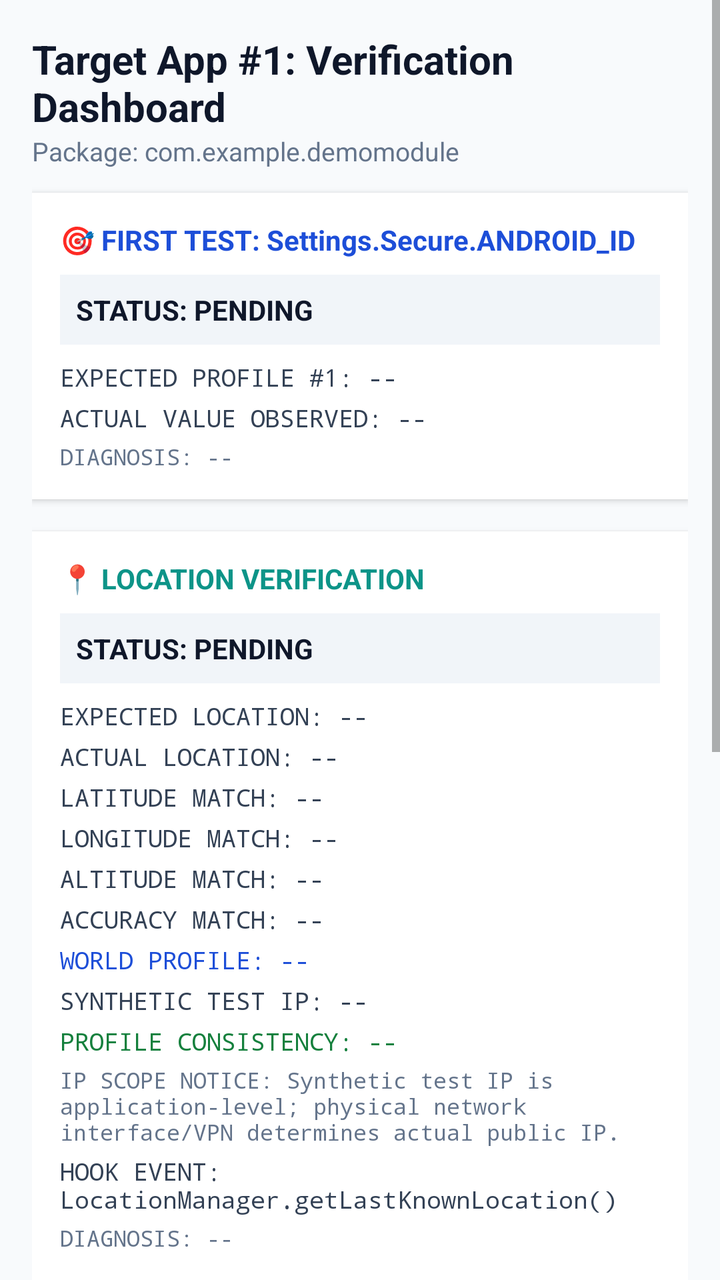
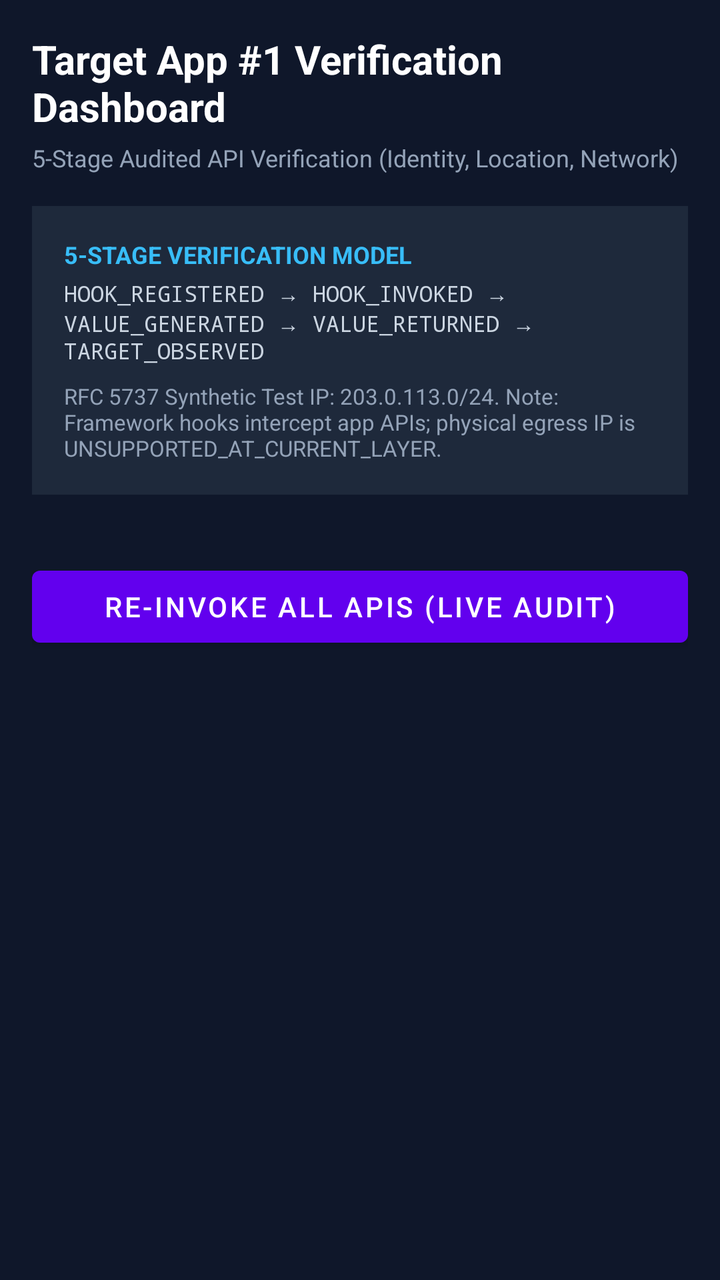

Screens rendered from an Android XML layout before and after an edit, with the pre-edit source and the edit as a unified diff.
<!-- AndroidManifest.xml: application theme Theme.DeviceIdRandomizationLab -->
<!-- res/layout/activity_target_demo.xml -->
<?xml version="1.0" encoding="utf-8"?>
<ScrollView xmlns:android="http://schemas.android.com/apk/res/android"
    android:layout_width="match_parent"
    android:layout_height="match_parent"
    android:fillViewport="true"
    android:background="#F8FAFC">

    <LinearLayout
        android:layout_width="match_parent"
        android:layout_height="wrap_content"
        android:orientation="vertical"
        android:padding="16dp">

        <TextView
            android:id="@+id/tvTargetTitle"
            android:layout_width="wrap_content"
            android:layout_height="wrap_content"
            android:text="Target App #1: Verification Dashboard"
            android:textSize="20sp"
            android:textStyle="bold"
            android:textColor="#0F172A" />

        <TextView
            android:id="@+id/tvTargetPkg"
            android:layout_width="wrap_content"
            android:layout_height="wrap_content"
            android:text="Package: com.example.demomodule"
            android:textSize="13sp"
            android:textColor="#64748B"
            android:layout_marginBottom="12dp" />

        
        <LinearLayout
            android:layout_width="match_parent"
            android:layout_height="wrap_content"
            android:orientation="vertical"
            android:background="#FFFFFF"
            android:padding="14dp"
            android:layout_marginBottom="16dp"
            android:elevation="2dp">

            <TextView
                android:layout_width="wrap_content"
                android:layout_height="wrap_content"
                android:text="🎯 FIRST TEST: Settings.Secure.ANDROID_ID"
                android:textSize="14sp"
                android:textStyle="bold"
                android:textColor="#1D4ED8"
                android:layout_marginBottom="8dp" />

            <TextView
                android:id="@+id/tvFirstTestStatus"
                android:layout_width="match_parent"
                android:layout_height="wrap_content"
                android:text="STATUS: PENDING"
                android:textStyle="bold"
                android:textSize="14sp"
                android:textColor="#0F172A"
                android:background="#F1F5F9"
                android:padding="8dp"
                android:layout_marginBottom="8dp" />

            <TextView
                android:id="@+id/tvFirstTestExpected"
                android:layout_width="match_parent"
                android:layout_height="wrap_content"
                android:text="EXPECTED PROFILE #1: --"
                android:fontFamily="monospace"
                android:textSize="12sp"
                android:textColor="#334155"
                android:layout_marginBottom="4dp" />

            <TextView
                android:id="@+id/tvFirstTestActual"
                android:layout_width="match_parent"
                android:layout_height="wrap_content"
                android:text="ACTUAL VALUE OBSERVED: --"
                android:fontFamily="monospace"
                android:textSize="12sp"
                android:textColor="#334155"
                android:layout_marginBottom="4dp" />

            <TextView
                android:id="@+id/tvFirstTestDiagnosis"
                android:layout_width="match_parent"
                android:layout_height="wrap_content"
                android:text="DIAGNOSIS: --"
                android:fontFamily="monospace"
                android:textSize="11sp"
                android:textColor="#64748B" />

        </LinearLayout>

        
        <LinearLayout
            android:layout_width="match_parent"
            android:layout_height="wrap_content"
            android:orientation="vertical"
            android:background="#FFFFFF"
            android:padding="14dp"
            android:layout_marginBottom="16dp"
            android:elevation="2dp">

            <TextView
                android:layout_width="wrap_content"
                android:layout_height="wrap_content"
                android:text="📍 LOCATION VERIFICATION"
                android:textSize="14sp"
                android:textStyle="bold"
                android:textColor="#0D9488"
                android:layout_marginBottom="8dp" />

            <TextView
                android:id="@+id/tvLocationStatus"
                android:layout_width="match_parent"
                android:layout_height="wrap_content"
                android:text="STATUS: PENDING"
                android:textStyle="bold"
                android:textSize="14sp"
                android:textColor="#0F172A"
                android:background="#F1F5F9"
                android:padding="8dp"
                android:layout_marginBottom="8dp" />

            <TextView
                android:id="@+id/tvLocationExpected"
                android:layout_width="match_parent"
                android:layout_height="wrap_content"
                android:text="EXPECTED LOCATION: --"
                android:fontFamily="monospace"
                android:textSize="12sp"
                android:textColor="#334155"
                android:layout_marginBottom="4dp" />

            <TextView
                android:id="@+id/tvLocationActual"
                android:layout_width="match_parent"
                android:layout_height="wrap_content"
                android:text="ACTUAL LOCATION: --"
                android:fontFamily="monospace"
                android:textSize="12sp"
                android:textColor="#334155"
                android:layout_marginBottom="4dp" />

            <TextView
                android:id="@+id/tvLocationLatMatch"
                android:layout_width="match_parent"
                android:layout_height="wrap_content"
                android:text="LATITUDE MATCH: --"
                android:fontFamily="monospace"
                android:textSize="12sp"
                android:textColor="#334155"
                android:layout_marginBottom="4dp" />

            <TextView
                android:id="@+id/tvLocationLngMatch"
                android:layout_width="match_parent"
                android:layout_height="wrap_content"
                android:text="LONGITUDE MATCH: --"
                android:fontFamily="monospace"
                android:textSize="12sp"
                android:textColor="#334155"
                android:layout_marginBottom="4dp" />

            <TextView
                android:id="@+id/tvLocationAltMatch"
                android:layout_width="match_parent"
                android:layout_height="wrap_content"
                android:text="ALTITUDE MATCH: --"
                android:fontFamily="monospace"
                android:textSize="12sp"
                android:textColor="#334155"
                android:layout_marginBottom="4dp" />

            <TextView
                android:id="@+id/tvLocationAccMatch"
                android:layout_width="match_parent"
                android:layout_height="wrap_content"
                android:text="ACCURACY MATCH: --"
                android:fontFamily="monospace"
                android:textSize="12sp"
                android:textColor="#334155"
                android:layout_marginBottom="4dp" />

            <TextView
                android:id="@+id/tvLocationWorldProfile"
                android:layout_width="match_parent"
                android:layout_height="wrap_content"
                android:text="WORLD PROFILE: --"
                android:fontFamily="monospace"
                android:textSize="12sp"
                android:textColor="#1D4ED8"
                android:layout_marginBottom="4dp" />

            <TextView
                android:id="@+id/tvLocationSyntheticIp"
                android:layout_width="match_parent"
                android:layout_height="wrap_content"
                android:text="SYNTHETIC TEST IP: --"
                android:fontFamily="monospace"
                android:textSize="12sp"
                android:textColor="#334155"
                android:layout_marginBottom="4dp" />

            <TextView
                android:id="@+id/tvLocationProfileConsistency"
                android:layout_width="match_parent"
                android:layout_height="wrap_content"
                android:text="PROFILE CONSISTENCY: --"
                android:fontFamily="monospace"
                android:textSize="12sp"
                android:textColor="#15803D"
                android:layout_marginBottom="4dp" />

            <TextView
                android:id="@+id/tvLocationPublicIpNotice"
                android:layout_width="match_parent"
                android:layout_height="wrap_content"
                android:text="IP SCOPE NOTICE: Synthetic test IP is application-level; physical network interface/VPN determines actual public IP."
                android:fontFamily="monospace"
                android:textSize="11sp"
                android:textColor="#64748B"
                android:layout_marginBottom="4dp" />

            <TextView
                android:id="@+id/tvLocationHookEvent"
                android:layout_width="match_parent"
                android:layout_height="wrap_content"
                android:text="HOOK EVENT: LocationManager.getLastKnownLocation()"
                android:fontFamily="monospace"
                android:textSize="12sp"
                android:textColor="#334155"
                android:layout_marginBottom="4dp" />

            <TextView
                android:id="@+id/tvLocationDiagnosis"
                android:layout_width="match_parent"
                android:layout_height="wrap_content"
                android:text="DIAGNOSIS: --"
                android:fontFamily="monospace"
                android:textSize="11sp"
                android:textColor="#64748B" />

        </LinearLayout>

        
        <LinearLayout
            android:layout_width="match_parent"
            android:layout_height="wrap_content"
            android:orientation="vertical"
            android:background="#FFFFFF"
            android:padding="14dp"
            android:layout_marginBottom="16dp"
            android:elevation="2dp">

            <TextView
                android:layout_width="wrap_content"
                android:layout_height="wrap_content"
                android:text="🌐 NETWORK INFORMATION VERIFICATION"
                android:textSize="14sp"
                android:textStyle="bold"
                android:textColor="#2563EB"
                android:layout_marginBottom="8dp" />

            <TextView
                android:id="@+id/tvNetworkStatus"
                android:layout_width="match_parent"
                android:layout_height="wrap_content"
                android:text="STATUS: PENDING"
                android:textStyle="bold"
                android:textSize="14sp"
                android:textColor="#0F172A"
                android:background="#F1F5F9"
                android:padding="8dp"
                android:layout_marginBottom="8dp" />

            <TextView
                android:id="@+id/tvNetworkExpectedIp"
                android:layout_width="match_parent"
                android:layout_height="wrap_content"
                android:text="EXPECTED SYNTHETIC IP: --"
                android:fontFamily="monospace"
                android:textSize="12sp"
                android:textColor="#334155"
                android:layout_marginBottom="4dp" />

            <TextView
                android:id="@+id/tvNetworkWifiIp"
                android:layout_width="match_parent"
                android:layout_height="wrap_content"
                android:text="WIFI_INFO IP (getIpAddress): --"
                android:fontFamily="monospace"
                android:textSize="12sp"
                android:textColor="#334155"
                android:layout_marginBottom="4dp" />

            <TextView
                android:id="@+id/tvNetworkDhcpIp"
                android:layout_width="match_parent"
                android:layout_height="wrap_content"
                android:text="DHCP_INFO IP (getDhcpInfo): --"
                android:fontFamily="monospace"
                android:textSize="12sp"
                android:textColor="#334155"
                android:layout_marginBottom="4dp" />

            <TextView
                android:id="@+id/tvNetworkWifiSsid"
                android:layout_width="match_parent"
                android:layout_height="wrap_content"
                android:text="WIFI SSID (getSSID): --"
                android:fontFamily="monospace"
                android:textSize="12sp"
                android:textColor="#334155"
                android:layout_marginBottom="4dp" />

            <TextView
                android:id="@+id/tvNetworkWifiMac"
                android:layout_width="match_parent"
                android:layout_height="wrap_content"
                android:text="WIFI MAC (getMacAddress): --"
                android:fontFamily="monospace"
                android:textSize="12sp"
                android:textColor="#334155"
                android:layout_marginBottom="4dp" />

            <TextView
                android:id="@+id/tvNetworkHardwareMac"
                android:layout_width="match_parent"
                android:layout_height="wrap_content"
                android:text="HARDWARE MAC (NetworkInterface): --"
                android:fontFamily="monospace"
                android:textSize="12sp"
                android:textColor="#334155"
                android:layout_marginBottom="4dp" />

            <TextView
                android:id="@+id/tvNetworkDiagnosis"
                android:layout_width="match_parent"
                android:layout_height="wrap_content"
                android:text="DIAGNOSIS: --"
                android:fontFamily="monospace"
                android:textSize="11sp"
                android:textColor="#64748B" />

        </LinearLayout>

        <Button
            android:id="@+id/btnRefresh"
            android:layout_width="match_parent"
            android:layout_height="wrap_content"
            android:text="Run Android ID Audit &amp; Full Verification"
            android:backgroundTint="#2563EB"
            android:textColor="#FFFFFF"
            android:layout_marginBottom="16dp" />

        <TextView
            android:id="@+id/tvAuditSummary"
            android:layout_width="match_parent"
            android:layout_height="wrap_content"
            android:text="Audit Status: Pending"
            android:textSize="14sp"
            android:textStyle="bold"
            android:textColor="#1E293B"
            android:background="#E2E8F0"
            android:padding="10dp"
            android:layout_marginBottom="16dp" />

        <TextView
            android:id="@+id/tvAuditDetails"
            android:layout_width="match_parent"
            android:layout_height="wrap_content"
            android:fontFamily="monospace"
            android:textSize="12sp"
            android:textColor="#0F172A"
            android:background="#FFFFFF"
            android:padding="12dp"
            android:lineSpacingExtra="4dp" />

    </LinearLayout>
</ScrollView>
<!-- resources referenced by this layout -->
<resources>
  <style name="Theme.DeviceIdRandomizationLab" parent="Theme.MaterialComponents.DayNight.DarkActionBar">
          <item name="colorPrimary">#6200EE</item>
          <item name="colorPrimaryVariant">#3700B3</item>
          <item name="colorOnPrimary">#FFFFFF</item>
      </style>
</resources>

<!-- the commit's change to res/layout/activity_target_demo.xml (unified diff, before → after) -->
@@ -2,380 +2,83 @@
 <ScrollView xmlns:android="http://schemas.android.com/apk/res/android"
     android:layout_width="match_parent"
     android:layout_height="match_parent"
-    android:fillViewport="true"
-    android:background="#F8FAFC">
+    android:background="#0F172A"
+    android:padding="16dp">
 
     <LinearLayout
         android:layout_width="match_parent"
         android:layout_height="wrap_content"
-        android:orientation="vertical"
-        android:padding="16dp">
+        android:orientation="vertical">
 
         <TextView
-            android:id="@+id/tvTargetTitle"
-            android:layout_width="wrap_content"
+            android:id="@+id/tv_title"
+            android:layout_width="match_parent"
             android:layout_height="wrap_content"
-            android:text="Target App #1: Verification Dashboard"
+            android:text="Target App #1 Verification Dashboard"
+            android:textColor="#FFFFFF"
             android:textSize="20sp"
-            android:textStyle="bold"
-            android:textColor="#0F172A" />
+            android:textStyle="bold" />
 
         <TextView
-            android:id="@+id/tvTargetPkg"
-            android:layout_width="wrap_content"
+            android:id="@+id/tv_subtitle"
+            android:layout_width="match_parent"
             android:layout_height="wrap_content"
-            android:text="Package: com.example.demomodule"
-            android:textSize="13sp"
-            android:textColor="#64748B"
-            android:layout_marginBottom="12dp" />
+            android:layout_marginTop="4dp"
+            android:text="5-Stage Audited API Verification (Identity, Location, Network)"
+            android:textColor="#94A3B8"
+            android:textSize="12sp" />
 
         
         <LinearLayout
             android:layout_width="match_parent"
             android:layout_height="wrap_content"
+            android:layout_marginTop="16dp"
+            android:background="#1E293B"
             android:orientation="vertical"
-            android:background="#FFFFFF"
-            android:padding="14dp"
-            android:layout_marginBottom="16dp"
-            android:elevation="2dp">
+            android:padding="16dp">
 
             <TextView
                 android:layout_width="wrap_content"
                 android:layout_height="wrap_content"
-                android:text="🎯 FIRST TEST: Settings.Secure.ANDROID_ID"
-                android:textSize="14sp"
-                android:textStyle="bold"
-                android:textColor="#1D4ED8"
-                android:layout_marginBottom="8dp" />
+                android:text="5-STAGE VERIFICATION MODEL"
+                android:textColor="#38BDF8"
+                android:textSize="12sp"
+                android:textStyle="bold" />
 
             <TextView
-                android:id="@+id/tvFirstTestStatus"
+                android:id="@+id/tv_verification_stages"
                 android:layout_width="match_parent"
                 android:layout_height="wrap_content"
-                android:text="STATUS: PENDING"
-                android:textStyle="bold"
-                android:textSize="14sp"
-                android:textColor="#0F172A"
-                android:background="#F1F5F9"
-                android:padding="8dp"
-                android:layout_marginBottom="8dp" />
+                android:layout_marginTop="4dp"
+                android:text="HOOK_REGISTERED → HOOK_INVOKED → VALUE_GENERATED → VALUE_RETURNED → TARGET_OBSERVED"
+                android:textColor="#CBD5E1"
+                android:textSize="11sp"
+                android:fontFamily="monospace" />
 
             <TextView
-                android:id="@+id/tvFirstTestExpected"
+                android:id="@+id/tv_diagnosis_summary"
                 android:layout_width="match_parent"
                 android:layout_height="wrap_content"
-                android:text="EXPECTED PROFILE #1: --"
-                android:fontFamily="monospace"
-                android:textSize="12sp"
-                android:textColor="#334155"
-                android:layout_marginBottom="4dp" />
-
-            <TextView
-                android:id="@+id/tvFirstTestActual"
-                android:layout_width="match_parent"
-                android:layout_height="wrap_content"
-                android:text="ACTUAL VALUE OBSERVED: --"
-                android:fontFamily="monospace"
-                android:textSize="12sp"
-                android:textColor="#334155"
-                android:layout_marginBottom="4dp" />
-
-            <TextView
-                android:id="@+id/tvFirstTestDiagnosis"
-                android:layout_width="match_parent"
-                android:layout_height="wrap_content"
-                android:text="DIAGNOSIS: --"
-                android:fontFamily="monospace"
-                android:textSize="11sp"
-                android:textColor="#64748B" />
-
+                android:layout_marginTop="8dp"
+                android:text="RFC 5737 Synthetic Test IP: 203.0.113.0/24. Note: Framework hooks intercept app APIs; physical egress IP is UNSUPPORTED_AT_CURRENT_LAYER."
+                android:textColor="#94A3B8"
+                android:textSize="11sp" />
         </LinearLayout>
 
         
         <LinearLayout
+            android:id="@+id/layout_test_results"
             android:layout_width="match_parent"
             android:layout_height="wrap_content"
-            android:orientation="vertical"
-            android:background="#FFFFFF"
-            android:padding="14dp"
-            android:layout_marginBottom="16dp"
-            android:elevation="2dp">
+            android:layout_marginTop="16dp"
+            android:orientation="vertical" />
 
-            <TextView
-                android:layout_width="wrap_content"
-                android:layout_height="wrap_content"
-                android:text="📍 LOCATION VERIFICATION"
-                android:textSize="14sp"
-                android:textStyle="bold"
-                android:textColor="#0D9488"
-                android:layout_marginBottom="8dp" />
-
-            <TextView
-                android:id="@+id/tvLocationStatus"
-                android:layout_width="match_parent"
-                android:layout_height="wrap_content"
-                android:text="STATUS: PENDING"
-                android:textStyle="bold"
-                android:textSize="14sp"
-                android:textColor="#0F172A"
-                android:background="#F1F5F9"
-                android:padding="8dp"
-                android:layout_marginBottom="8dp" />
-
-            <TextView
-                android:id="@+id/tvLocationExpected"
-                android:layout_width="match_parent"
-                android:layout_height="wrap_content"
-                android:text="EXPECTED LOCATION: --"
-                android:fontFamily="monospace"
-                android:textSize="12sp"
-                android:textColor="#334155"
-                android:layout_marginBottom="4dp" />
-
-            <TextView
-                android:id="@+id/tvLocationActual"
-                android:layout_width="match_parent"
-                android:layout_height="wrap_content"
-                android:text="ACTUAL LOCATION: --"
-                android:fontFamily="monospace"
-                android:textSize="12sp"
-                android:textColor="#334155"
-                android:layout_marginBottom="4dp" />
-
-            <TextView
-                android:id="@+id/tvLocationLatMatch"
-                android:layout_width="match_parent"
-                android:layout_height="wrap_content"
-                android:text="LATITUDE MATCH: --"
-                android:fontFamily="monospace"
-                android:textSize="12sp"
-                android:textColor="#334155"
-                android:layout_marginBottom="4dp" />
-
-            <TextView
-                android:id="@+id/tvLocationLngMatch"
-                android:layout_width="match_parent"
-                android:layout_height="wrap_content"
-                android:text="LONGITUDE MATCH: --"
-                android:fontFamily="monospace"
-                android:textSize="12sp"
-                android:textColor="#334155"
-                android:layout_marginBottom="4dp" />
-
-            <TextView
-                android:id="@+id/tvLocationAltMatch"
-                android:layout_width="match_parent"
-                android:layout_height="wrap_content"
-                android:text="ALTITUDE MATCH: --"
-                android:fontFamily="monospace"
-                android:textSize="12sp"
-                android:textColor="#334155"
-                android:layout_marginBottom="4dp" />
-
-            <TextView
-                android:id="@+id/tvLocationAccMatch"
-                android:layout_width="match_parent"
-                android:layout_height="wrap_content"
-                android:text="ACCURACY MATCH: --"
-                android:fontFamily="monospace"
-                android:textSize="12sp"
-                android:textColor="#334155"
-                android:layout_marginBottom="4dp" />
-
-            <TextView
-                android:id="@+id/tvLocationWorldProfile"
-                android:layout_width="match_parent"
-                android:layout_height="wrap_content"
-                android:text="WORLD PROFILE: --"
-                android:fontFamily="monospace"
-                android:textSize="12sp"
-                android:textColor="#1D4ED8"
-                android:layout_marginBottom="4dp" />
-
-            <TextView
-                android:id="@+id/tvLocationSyntheticIp"
-                android:layout_width="match_parent"
-                android:layout_height="wrap_content"
-                android:text="SYNTHETIC TEST IP: --"
-                android:fontFamily="monospace"
-                android:textSize="12sp"
-                android:textColor="#334155"
-                android:layout_marginBottom="4dp" />
-
-            <TextView
-                android:id="@+id/tvLocationProfileConsistency"
-                android:layout_width="match_parent"
-                android:layout_height="wrap_content"
-                android:text="PROFILE CONSISTENCY: --"
-                android:fontFamily="monospace"
-                android:textSize="12sp"
-                android:textColor="#15803D"
-                android:layout_marginBottom="4dp" />
-
-            <TextView
-                android:id="@+id/tvLocationPublicIpNotice"
-                android:layout_width="match_parent"
-                android:layout_height="wrap_content"
-                android:text="IP SCOPE NOTICE: Synthetic test IP is application-level; physical network interface/VPN determines actual public IP."
-                android:fontFamily="monospace"
-                android:textSize="11sp"
-                android:textColor="#64748B"
-                android:layout_marginBottom="4dp" />
-
-            <TextView
-                android:id="@+id/tvLocationHookEvent"
-                android:layout_width="match_parent"
-                android:layout_height="wrap_content"
-                android:text="HOOK EVENT: LocationManager.getLastKnownLocation()"
-                android:fontFamily="monospace"
-                android:textSize="12sp"
-                android:textColor="#334155"
-                android:layout_marginBottom="4dp" />
-
-            <TextView
-                android:id="@+id/tvLocationDiagnosis"
-                android:layout_width="match_parent"
-                android:layout_height="wrap_content"
-                android:text="DIAGNOSIS: --"
-                android:fontFamily="monospace"
-                android:textSize="11sp"
-                android:textColor="#64748B" />
-
-        </LinearLayout>
-
-        
-        <LinearLayout
+        <Button
+            android:id="@+id/btn_reinvoke_all"
             android:layout_width="match_parent"
             android:layout_height="wrap_content"
-            android:orientation="vertical"
-            android:background="#FFFFFF"
-            android:padding="14dp"
-            android:layout_marginBottom="16dp"
-            android:elevation="2dp">
-
-            <TextView
-                android:layout_width="wrap_content"
-                android:layout_height="wrap_content"
-                android:text="🌐 NETWORK INFORMATION VERIFICATION"
-                android:textSize="14sp"
-                android:textStyle="bold"
-                android:textColor="#2563EB"
-                android:layout_marginBottom="8dp" />
-
-            <TextView
-                android:id="@+id/tvNetworkStatus"
-                android:layout_width="match_parent"
-                android:layout_height="wrap_content"
-                android:text="STATUS: PENDING"
-                android:textStyle="bold"
-                android:textSize="14sp"
-                android:textColor="#0F172A"
-                android:background="#F1F5F9"
-                android:padding="8dp"
-                android:layout_marginBottom="8dp" />
-
-            <TextView
-                android:id="@+id/tvNetworkExpectedIp"
-                android:layout_width="match_parent"
-                android:layout_height="wrap_content"
-                android:text="EXPECTED SYNTHETIC IP: --"
-                android:fontFamily="monospace"
-                android:textSize="12sp"
-                android:textColor="#334155"
-                android:layout_marginBottom="4dp" />
-
-            <TextView
-                android:id="@+id/tvNetworkWifiIp"
-                android:layout_width="match_parent"
-                android:layout_height="wrap_content"
-                android:text="WIFI_INFO IP (getIpAddress): --"
-                android:fontFamily="monospace"
-                android:textSize="12sp"
-                android:textColor="#334155"
-                android:layout_marginBottom="4dp" />
-
-            <TextView
-                android:id="@+id/tvNetworkDhcpIp"
-                android:layout_width="match_parent"
-                android:layout_height="wrap_content"
-                android:text="DHCP_INFO IP (getDhcpInfo): --"
-                android:fontFamily="monospace"
-                android:textSize="12sp"
-                android:textColor="#334155"
-                android:layout_marginBottom="4dp" />
-
-            <TextView
-                android:id="@+id/tvNetworkWifiSsid"
-                android:layout_width="match_parent"
-                android:layout_height="wrap_content"
-                android:text="WIFI SSID (getSSID): --"
-                android:fontFamily="monospace"
-                android:textSize="12sp"
-                android:textColor="#334155"
-                android:layout_marginBottom="4dp" />
-
-            <TextView
-                android:id="@+id/tvNetworkWifiMac"
-                android:layout_width="match_parent"
-                android:layout_height="wrap_content"
-                android:text="WIFI MAC (getMacAddress): --"
-                android:fontFamily="monospace"
-                android:textSize="12sp"
-                android:textColor="#334155"
-                android:layout_marginBottom="4dp" />
-
-            <TextView
-                android:id="@+id/tvNetworkHardwareMac"
-                android:layout_width="match_parent"
-                android:layout_height="wrap_content"
-                android:text="HARDWARE MAC (NetworkInterface): --"
-                android:fontFamily="monospace"
-                android:textSize="12sp"
-                android:textColor="#334155"
-                android:layout_marginBottom="4dp" />
-
-            <TextView
-                android:id="@+id/tvNetworkDiagnosis"
-                android:layout_width="match_parent"
-                android:layout_height="wrap_content"
-                android:text="DIAGNOSIS: --"
-                android:fontFamily="monospace"
-                android:textSize="11sp"
-                android:textColor="#64748B" />
-
-        </LinearLayout>
-
-        <Button
-            android:id="@+id/btnRefresh"
-            android:layout_width="match_parent"
-            android:layout_height="wrap_content"
-            android:text="Run Android ID Audit &amp; Full Verification"
-            android:backgroundTint="#2563EB"
-            android:textColor="#FFFFFF"
-            android:layout_marginBottom="16dp" />
-
-        <TextView
-            android:id="@+id/tvAuditSummary"
-            android:layout_width="match_parent"
-            android:layout_height="wrap_content"
-            android:text="Audit Status: Pending"
-            android:textSize="14sp"
-            android:textStyle="bold"
-            android:textColor="#1E293B"
-            android:background="#E2E8F0"
-            android:padding="10dp"
-            android:layout_marginBottom="16dp" />
-
-        <TextView
-            android:id="@+id/tvAuditDetails"
-            android:layout_width="match_parent"
-            android:layout_height="wrap_content"
-            android:fontFamily="monospace"
-            android:textSize="12sp"
-            android:textColor="#0F172A"
-            android:background="#FFFFFF"
-            android:padding="12dp"
-            android:lineSpacingExtra="4dp" />
+            android:layout_marginTop="16dp"
+            android:text="RE-INVOKE ALL APIS (LIVE AUDIT)" />
 
     </LinearLayout>
 </ScrollView>
